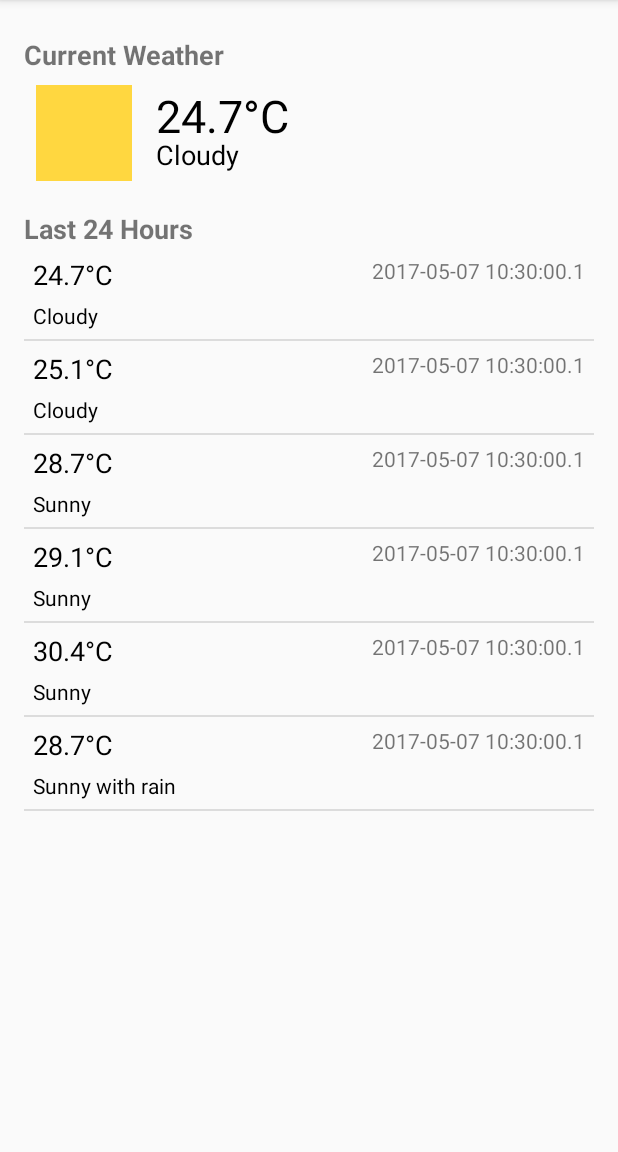
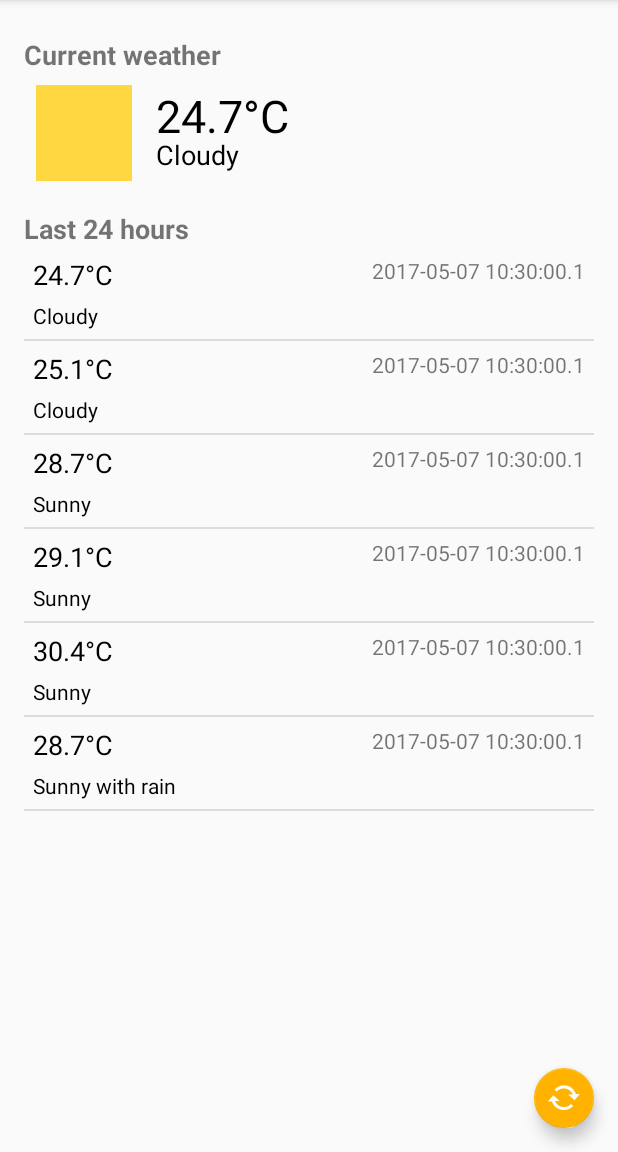
Before and after one commit to AlexKarlsen/ITSMAP, an Android app: the screen it shows after launch (MainActivity), on a phone screen of 412 x 824 dp, the part 84-1236 px from its top. Run offline under Robolectric (Android 15) with nearby library versions, the phone set to English and light mode, and no system bars.

Commit message:
Updated gradle, added refresh fab and externalised strings

```diff
--- a/WeatherAarhusgroup03/app/build.gradle
+++ b/WeatherAarhusgroup03/app/build.gradle
@@ -26,5 +26,7 @@ dependencies {
     })
     compile 'com.android.support:appcompat-v7:25.3.1'
     compile 'com.android.support.constraint:constraint-layout:1.0.2'
+    compile 'com.android.support:support-v4:25.3.1'
+    compile 'com.android.support:design:25.3.1'
     testCompile 'junit:junit:4.12'
 }
--- a/WeatherAarhusgroup03/app/src/main/java/com/example/alex/weatheraarhusgroup03/MainActivity.java
+++ b/WeatherAarhusgroup03/app/src/main/java/com/example/alex/weatheraarhusgroup03/MainActivity.java
@@ -1,17 +1,15 @@
 package com.example.alex.weatheraarhusgroup03;
 
-import android.content.Context;
 import android.content.res.Configuration;
-import android.graphics.Color;
+import android.support.design.widget.FloatingActionButton;
 import android.support.v4.content.ContextCompat;
 import android.support.v7.app.AppCompatActivity;
 import android.os.Bundle;
+import android.view.View;
 import android.widget.FrameLayout;
 import android.widget.LinearLayout;
 import android.widget.ListView;
 import android.widget.TextView;
-
-import org.w3c.dom.Text;
 
 import java.sql.Timestamp;
 import java.util.ArrayList;
@@ -23,6 +21,7 @@ public class MainActivity extends AppCompatActivity {
     TextView currentDescriptionTextView;
     FrameLayout currentColorFrameLayout;
     ListView historicWeatherInfoListView;
+    FloatingActionButton refreshFab;
 
     @Override
     protected void onCreate(Bundle savedInstanceState) {
@@ -45,11 +44,21 @@ public class MainActivity extends AppCompatActivity {
         currentDescriptionTextView = (TextView) findViewById(R.id.currentDescriptionTextView);
         currentColorFrameLayout = (FrameLayout) findViewById(R.id.colorFrameLayout);
         historicWeatherInfoListView = (ListView) findViewById(R.id.historicWeatherInfoListView);
+        refreshFab = (FloatingActionButton) findViewById(R.id.refreshFab);
 
         // Update the historic list view with the latest 24 hr weather info.
         ArrayList<WeatherInfo> historicWeatherInfo = createHistoricTestInfo();
         updateHistoricListView(historicWeatherInfo);
         updateCurrentView(historicWeatherInfo.get(0));
+
+        // Add on click handler to the refresh fab.
+        refreshFab.setOnClickListener(new View.OnClickListener() {
+            @Override
+            public void onClick(View view) {
+
+                // Call the service...
+            }
+        });
     }
 
     private void updateHistoricListView(ArrayList<WeatherInfo> historicData) {
--- a/WeatherAarhusgroup03/app/src/main/res/layout/activity_main.xml
+++ b/WeatherAarhusgroup03/app/src/main/res/layout/activity_main.xml
@@ -5,6 +5,18 @@
     android:layout_width="match_parent"
     android:layout_height="match_parent"
     tools:context="com.example.alex.weatheraarhusgroup03.MainActivity">
+
+    <android.support.design.widget.FloatingActionButton
+        android:id="@+id/refreshFab"
+        android:layout_width="wrap_content"
+        android:layout_height="wrap_content"
+        android:layout_marginBottom="16dp"
+        android:layout_marginRight="16dp"
+        android:clickable="true"
+        app:fabSize="mini"
+        app:layout_constraintBottom_toBottomOf="parent"
+        app:layout_constraintRight_toRightOf="parent"
+        app:srcCompat="@android:drawable/stat_notify_sync" />
 
     <LinearLayout
         android:id="@+id/mainLinearLayout"
@@ -29,7 +41,7 @@
                 android:id="@+id/currentTitleTextView"
                 android:layout_width="match_parent"
                 android:layout_height="wrap_content"
-                android:text="Current Weather"
+                android:text="@string/title_current"
                 android:textSize="18sp"
                 android:textStyle="bold" />
 
@@ -88,7 +100,7 @@
                 android:layout_width="match_parent"
                 android:layout_height="wrap_content"
                 android:paddingTop="8dp"
-                android:text="Last 24 Hours"
+                android:text="@string/title_historic"
                 android:textSize="18sp"
                 android:textStyle="bold" />
 
--- a/WeatherAarhusgroup03/app/src/main/res/values/strings.xml
+++ b/WeatherAarhusgroup03/app/src/main/res/values/strings.xml
@@ -1,3 +1,5 @@
 <resources>
     <string name="app_name">Weather Aarhus group 03</string>
+    <string name="title_current">Current weather</string>
+    <string name="title_historic">Last 24 hours</string>
 </resources>
```
Also changed, not shown: 1 other file.
